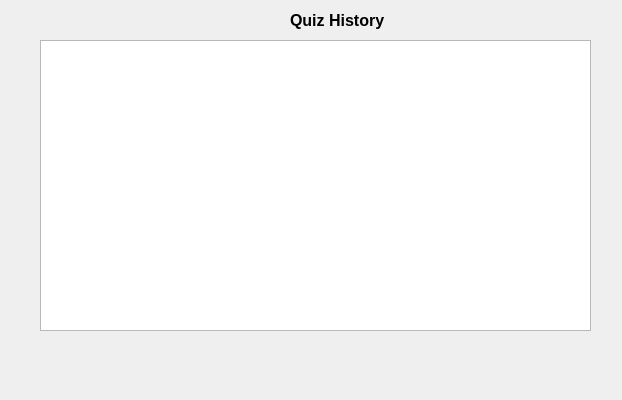
First picture: the form in InstaGrader/quizhistorywindow.ui, repository AcademyAutograder/Autograder-0.1, before the edit.
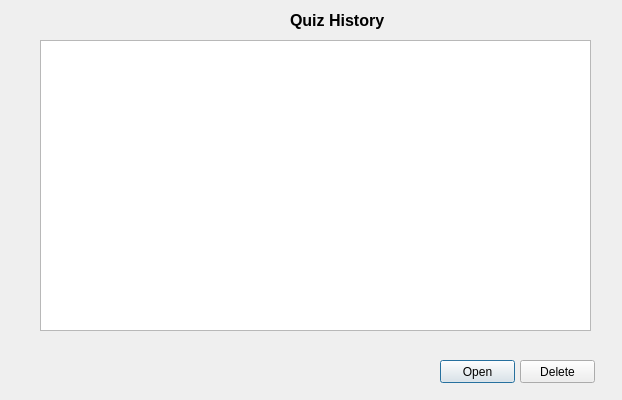
Second picture: the form after the edit.

Commit message: Deleted open class records and edit data. Added open buttons and removed function that opened the other window when you doubleclicked on the listview. I give you the string stored in the selected name; you use that to open thte appropraite database

```diff
--- a/InstaGrader/quizhistorywindow.ui
+++ b/InstaGrader/quizhistorywindow.ui
@@ -43,6 +43,32 @@
     </rect>
    </property>
   </widget>
+  <widget class="QPushButton" name="openpushButton">
+   <property name="geometry">
+    <rect>
+     <x>440</x>
+     <y>360</y>
+     <width>75</width>
+     <height>23</height>
+    </rect>
+   </property>
+   <property name="text">
+    <string>Open</string>
+   </property>
+  </widget>
+  <widget class="QPushButton" name="deletepushButton">
+   <property name="geometry">
+    <rect>
+     <x>520</x>
+     <y>360</y>
+     <width>75</width>
+     <height>23</height>
+    </rect>
+   </property>
+   <property name="text">
+    <string>Delete</string>
+   </property>
+  </widget>
  </widget>
  <resources/>
  <connections/>
```
The commit also changes 8 other files.
